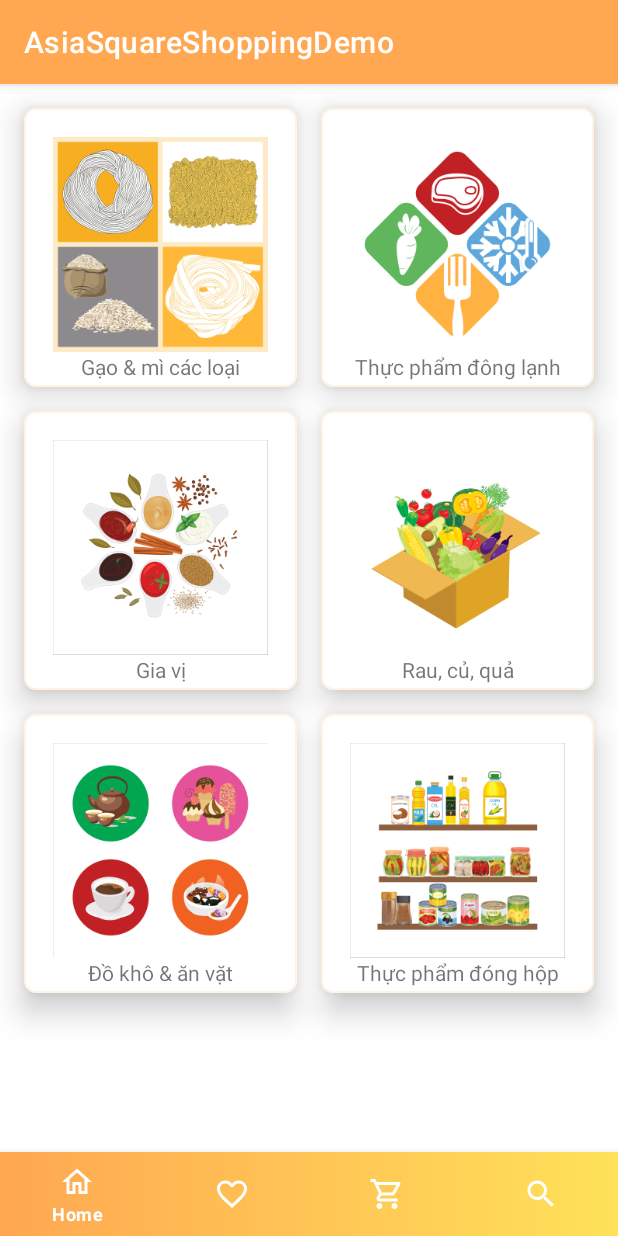
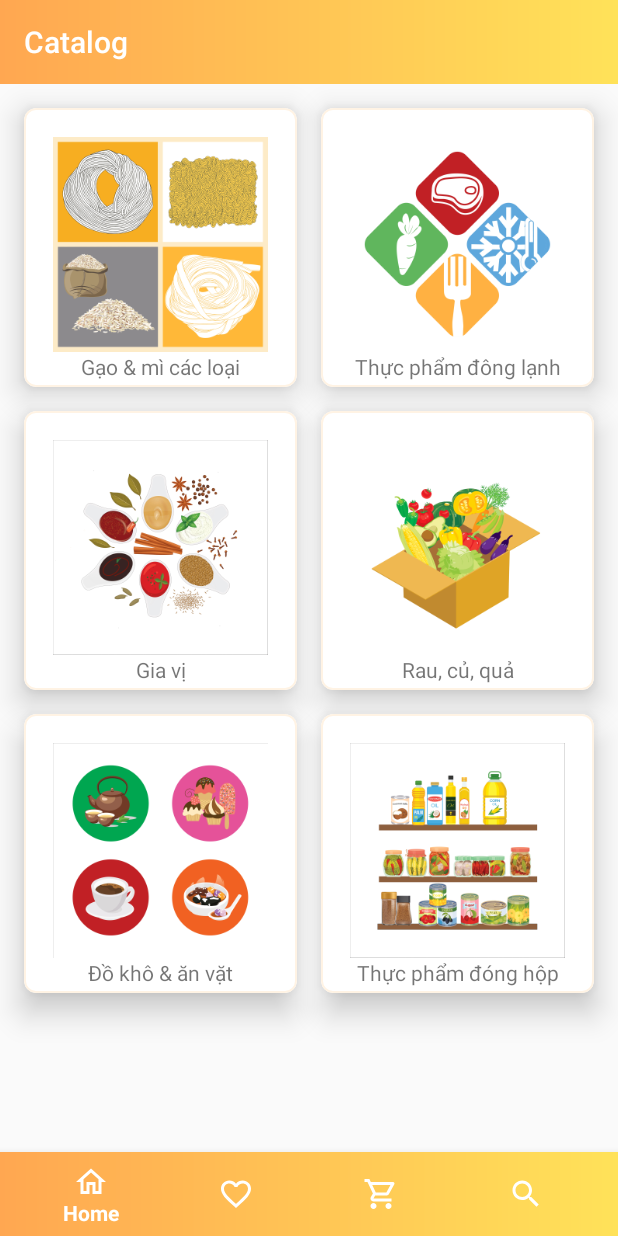
Before and after one commit to Trang90/ADemo, an Android app: the screen it shows after launch (MainActivity), on a phone screen of 412 x 824 dp. Run offline under Robolectric (Android 15) with nearby library versions, the phone set to English and light mode, and no system bars; our stand-ins replace Room's generated code, navigation-ui; pictures from the network do not load.

Commit message:
add toolbar

```diff
--- a/app/src/main/java/com/asiasquare/byteg/shoppingdemo/MainActivity.kt
+++ b/app/src/main/java/com/asiasquare/byteg/shoppingdemo/MainActivity.kt
@@ -9,11 +9,9 @@ import androidx.lifecycle.ViewModelProvider
 import androidx.navigation.NavController
 import androidx.navigation.fragment.NavHostFragment
 import androidx.navigation.ui.AppBarConfiguration
+import androidx.navigation.ui.setupActionBarWithNavController
 import androidx.navigation.ui.setupWithNavController
-import com.asiasquare.byteg.shoppingdemo.database.AsiaDatabase
 import com.asiasquare.byteg.shoppingdemo.databinding.ActivityMainBinding
-import com.asiasquare.byteg.shoppingdemo.favorite.FavoriteFragmentViewModel
-import com.asiasquare.byteg.shoppingdemo.repository.FavoriteRepository
 
 class MainActivity : AppCompatActivity() {
 
@@ -46,6 +44,9 @@ class MainActivity : AppCompatActivity() {
         navController = navHostFragment.navController
         binding.bottomNav.setupWithNavController(navController)
 
+        setSupportActionBar(binding.toolbar)
+        setupActionBarWithNavController(navController)
+
         viewModel.favoriteItemCount.observe(this, Observer {
             binding.bottomNav.getOrCreateBadge(R.id.favoriteFragment).apply {
                 backgroundColor = ResourcesCompat.getColor(resources, R.color.secondary_500, null)
@@ -61,22 +62,11 @@ class MainActivity : AppCompatActivity() {
         })
 
 
-        //        viewModel.itemCount.observe(this, Observer  {
-//            //override fun onChanged (){
-//                binding.bottomNav.getOrCreateBadge(R.id.favoriteFragment).apply {
-//                    backgroundColor = resources.getColor(R.color.secondary_800)
-//                    badgeTextColor = resources.getColor(R.color.white)
-//                    maxCharacterCount = 3
-//                    if (viewModel.itemCount.value != null ) {
-//                        number = viewModel.itemCount.value!! // should be change
-//                        isVisible = true
-//                    } else {
-//                        isVisible = false
-//                    }
-//                }
-//            //}
-//
-//        })
 
     }
+
+    override fun onSupportNavigateUp(): Boolean {
+        return navController.navigateUp() || super.onSupportNavigateUp()
+    }
+
 }
--- a/app/src/main/java/com/asiasquare/byteg/shoppingdemo/search/SearchFragment.kt
+++ b/app/src/main/java/com/asiasquare/byteg/shoppingdemo/search/SearchFragment.kt
@@ -80,7 +80,8 @@ class SearchFragment : Fragment(), SearchFragmentAdapter.OnClickListener {
         val searchItem = menu.findItem(R.id.searchFragment)
         val searchView = searchItem.actionView as SearchView
 
-        searchView.onQueryTextChanged { viewModel.searchQuery.value = it}
+        searchView.onQueryTextChanged {
+            viewModel.searchQuery.value = it}
     }
 
 
--- a/app/src/main/java/com/asiasquare/byteg/shoppingdemo/util/ViewExt.kt
+++ b/app/src/main/java/com/asiasquare/byteg/shoppingdemo/util/ViewExt.kt
@@ -6,11 +6,14 @@ import androidx.appcompat.widget.SearchView
 inline fun SearchView.onQueryTextChanged(crossinline listener: (String) -> Unit) {
     this.setOnQueryTextListener(object : SearchView.OnQueryTextListener {
         override fun onQueryTextSubmit(query: String?): Boolean {
+           clearFocus()
             return true
         }
 
         override fun onQueryTextChange(newText: String?): Boolean {
-            listener(newText.orEmpty())
+            if (newText != null) {
+                listener(newText.trim())
+            }
             return true
         }
     })
--- a/app/src/main/res/layout/activity_main.xml
+++ b/app/src/main/res/layout/activity_main.xml
@@ -6,6 +6,18 @@
     android:layout_height="match_parent"
     tools:context=".MainActivity">
 
+    <androidx.appcompat.widget.Toolbar
+        android:id="@+id/toolbar"
+        android:layout_width="match_parent"
+        android:layout_height="wrap_content"
+        android:background="@drawable/gradient_toolbar"
+        android:theme="@style/ThemeOverlay.AppCompat.Dark.ActionBar"
+        app:layout_constraintBottom_toTopOf="@id/nav_host_fragment"
+        app:layout_constraintStart_toStartOf="parent"
+        app:layout_constraintTop_toTopOf="parent"
+        app:layout_constraintVertical_bias="0.0"
+        app:popupTheme="@style/ThemeOverlay.AppCompat.Light" />
+
     <androidx.fragment.app.FragmentContainerView
         android:id="@+id/nav_host_fragment"
         android:name="androidx.navigation.fragment.NavHostFragment"
@@ -13,10 +25,11 @@
         android:layout_height="0dp"
         app:defaultNavHost="true"
         app:navGraph="@navigation/nav_graph"
-        app:layout_constraintStart_toStartOf="parent"
-        app:layout_constraintEnd_toEndOf="parent"
         app:layout_constraintBottom_toTopOf="@id/bottom_nav"
+        app:layout_constraintLeft_toLeftOf="parent"
+        app:layout_constraintRight_toRightOf="parent"
         app:layout_constraintTop_toTopOf="parent"
+        android:layout_marginTop="?attr/actionBarSize"
         />
 
     <com.google.android.material.bottomnavigation.BottomNavigationView
@@ -26,9 +39,9 @@
         android:background="@drawable/gradient_toolbar"
         app:itemIconTint="@color/white"
         app:itemTextColor="@color/white"
-        app:menu="@menu/bottom_navigation_menu"
+        app:layout_constraintBottom_toBottomOf="parent"
+        app:layout_constraintEnd_toEndOf="parent"
         app:layout_constraintStart_toStartOf="parent"
-        app:layout_constraintEnd_toEndOf="parent"
-        app:layout_constraintBottom_toBottomOf="parent"/>
+        app:menu="@menu/bottom_navigation_menu" />
 
 </androidx.constraintlayout.widget.ConstraintLayout>
--- a/app/src/main/res/layout/fragment_catalog.xml
+++ b/app/src/main/res/layout/fragment_catalog.xml
@@ -8,8 +8,8 @@
 
     <androidx.recyclerview.widget.RecyclerView
         android:id="@+id/rv_main_catalog"
-        android:layout_width="0dp"
-        android:layout_height="0dp"
+        android:layout_width="match_parent"
+        android:layout_height="match_parent"
         android:padding="8dp"
         android:clipToPadding="false"
         app:layout_constraintTop_toTopOf="parent"
--- a/app/src/main/res/navigation/nav_graph.xml
+++ b/app/src/main/res/navigation/nav_graph.xml
@@ -8,7 +8,7 @@
     <fragment
         android:id="@+id/catalogFragment"
         android:name="com.asiasquare.byteg.shoppingdemo.catalog.CatalogFragment"
-        android:label="fragment_catalog"
+        android:label="Catalog"
         tools:layout="@layout/fragment_catalog">
         <action
             android:id="@+id/action_catalogFragment_to_itemListFragment"
@@ -20,8 +20,8 @@
     <fragment
         android:id="@+id/itemListFragment"
         android:name="com.asiasquare.byteg.shoppingdemo.itemlist.ItemListFragment"
-        android:label="fragment_item_list"
-        tools:layout="@layout/fragment_item_list" >
+        android:label="Items"
+        tools:layout="@layout/fragment_item_list">
         <argument
             android:name="catalogId"
             app:argType="integer" />
@@ -32,8 +32,8 @@
     <fragment
         android:id="@+id/detailFragment"
         android:name="com.asiasquare.byteg.shoppingdemo.detail.DetailFragment"
-        android:label="fragment_detail"
-        tools:layout="@layout/fragment_detail" >
+        android:label="Detail"
+        tools:layout="@layout/fragment_detail">
         <argument
             android:name="selectedItem"
             app:argType="com.asiasquare.byteg.shoppingdemo.database.items.NetworkItem" />
@@ -60,8 +60,8 @@
     <fragment
         android:id="@+id/searchFragment"
         android:name="com.asiasquare.byteg.shoppingdemo.search.SearchFragment"
-        android:label="fragment_search"
-        tools:layout="@layout/fragment_search" >
+        android:label="Search"
+        tools:layout="@layout/fragment_search">
         <action
             android:id="@+id/action_searchFragment_to_detailFragment"
             app:destination="@id/detailFragment" />
--- a/app/src/main/res/values/themes.xml
+++ b/app/src/main/res/values/themes.xml
@@ -1,6 +1,6 @@
 <resources xmlns:tools="http://schemas.android.com/tools">
     <!-- Base application theme. -->
-    <style name="Theme.AsiaSquareShoppingDemo" parent="Theme.MaterialComponents.DayNight.DarkActionBar">
+    <style name="Theme.AsiaSquareShoppingDemo" parent="Theme.MaterialComponents.Light.NoActionBar.Bridge">
         <!-- Primary brand color. -->
         <item name="colorPrimary">@color/primaryColor</item>
         <item name="colorPrimaryVariant">@color/primaryDarkColor</item>
```
